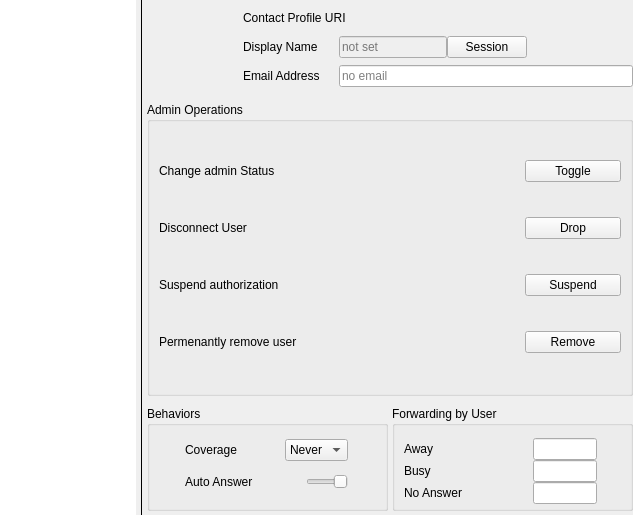
Qt form Desktop/phonebook.ui (dyfet/tycho_sipwitchqt) before a commit.
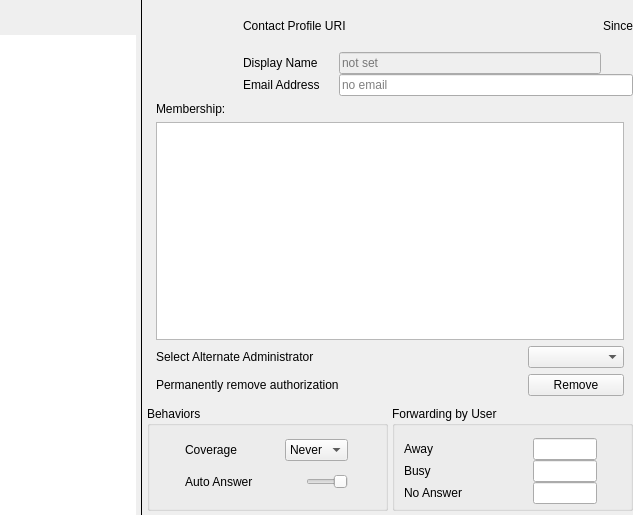
The same form after that commit. Icons and pictures are not drawn.

Commit message: session management

Patch:
```diff
--- a/Desktop/phonebook.ui
+++ b/Desktop/phonebook.ui
@@ -34,6 +34,39 @@
      <property name="spacing">
       <number>0</number>
      </property>
+     <item>
+      <layout class="QHBoxLayout" name="horizontalLayout_7">
+       <property name="spacing">
+        <number>0</number>
+       </property>
+       <item>
+        <widget class="QToolButton" name="logoButton">
+         <property name="styleSheet">
+          <string notr="true">border: none;</string>
+         </property>
+         <property name="text">
+          <string/>
+         </property>
+         <property name="iconSize">
+          <size>
+           <width>32</width>
+           <height>32</height>
+          </size>
+         </property>
+        </widget>
+       </item>
+       <item>
+        <widget class="QLabel" name="logoText">
+         <property name="text">
+          <string/>
+         </property>
+         <property name="wordWrap">
+          <bool>true</bool>
+         </property>
+        </widget>
+       </item>
+      </layout>
+     </item>
      <item>
       <widget class="QListView" name="contacts">
        <property name="sizePolicy">
@@ -250,10 +283,20 @@
                 </property>
                </spacer>
               </item>
+              <item>
+               <widget class="QLabel" name="since">
+                <property name="text">
+                 <string>Since</string>
+                </property>
+               </widget>
+              </item>
              </layout>
             </item>
             <item>
              <layout class="QHBoxLayout" name="horizontalLayout_4">
+              <property name="spacing">
+               <number>-1</number>
+              </property>
               <item>
                <widget class="QLabel" name="label_2">
                 <property name="minimumSize">
@@ -278,9 +321,15 @@
                 <property name="enabled">
                  <bool>false</bool>
                 </property>
+                <property name="sizePolicy">
+                 <sizepolicy hsizetype="Preferred" vsizetype="Fixed">
+                  <horstretch>0</horstretch>
+                  <verstretch>0</verstretch>
+                 </sizepolicy>
+                </property>
                 <property name="maximumSize">
                  <size>
-                  <width>160</width>
+                  <width>16777215</width>
                   <height>16777215</height>
                  </size>
                 </property>
@@ -294,39 +343,39 @@
               </item>
               <item>
                <widget class="QPushButton" name="sessionButton">
+                <property name="sizePolicy">
+                 <sizepolicy hsizetype="Fixed" vsizetype="Fixed">
+                  <horstretch>0</horstretch>
+                  <verstretch>0</verstretch>
+                 </sizepolicy>
+                </property>
                 <property name="minimumSize">
                  <size>
-                  <width>80</width>
-                  <height>0</height>
+                  <width>32</width>
+                  <height>22</height>
                  </size>
                 </property>
                 <property name="maximumSize">
                  <size>
-                  <width>80</width>
-                  <height>16777215</height>
+                  <width>32</width>
+                  <height>22</height>
                  </size>
                 </property>
                 <property name="toolTip">
                  <string>Connect to session</string>
                 </property>
                 <property name="text">
-                 <string>Session</string>
+                 <string/>
+                </property>
+                <property name="icon">
+                 <iconset resource="../Resources/desktop.qrc">
+                  <normaloff>:/icons/session.png</normaloff>:/icons/session.png</iconset>
+                </property>
+                <property name="flat">
+                 <bool>true</bool>
                 </property>
                </widget>
               </item>
-              <item>
-               <spacer name="horizontalSpacer_2">
-                <property name="orientation">
-                 <enum>Qt::Horizontal</enum>
-                </property>
-                <property name="sizeHint" stdset="0">
-                 <size>
-                  <width>40</width>
-                  <height>0</height>
-                 </size>
-                </property>
-               </spacer>
-              </item>
              </layout>
             </item>
             <item>
@@ -369,9 +418,12 @@
         <item>
          <widget class="QStackedWidget" name="profileStack">
           <property name="currentIndex">
-           <number>1</number>
+           <number>2</number>
           </property>
           <widget class="QWidget" name="blankPage">
+           <property name="styleSheet">
+            <string notr="true"/>
+           </property>
            <layout class="QVBoxLayout" name="verticalLayout_2"/>
           </widget>
           <widget class="QWidget" name="adminPage">
@@ -460,7 +512,7 @@
                <item row="3" column="0">
                 <widget class="QLabel" name="label_11">
                  <property name="text">
-                  <string>Permenantly remove user</string>
+                  <string>Permenantly remove authorization</string>
                  </property>
                 </widget>
                </item>
@@ -482,6 +534,91 @@
             </item>
            </layout>
           </widget>
+          <widget class="QWidget" name="memberPage">
+           <layout class="QVBoxLayout" name="verticalLayout_4">
+            <property name="topMargin">
+             <number>0</number>
+            </property>
+            <property name="bottomMargin">
+             <number>0</number>
+            </property>
+            <item>
+             <widget class="QLabel" name="label_14">
+              <property name="text">
+               <string>Membership:</string>
+              </property>
+             </widget>
+            </item>
+            <item>
+             <widget class="QListView" name="memberList">
+              <property name="mouseTracking">
+               <bool>true</bool>
+              </property>
+             </widget>
+            </item>
+            <item>
+             <widget class="QFrame" name="groupAdmin">
+              <property name="frameShape">
+               <enum>QFrame::NoFrame</enum>
+              </property>
+              <property name="frameShadow">
+               <enum>QFrame::Plain</enum>
+              </property>
+              <layout class="QGridLayout" name="gridLayout_4">
+               <property name="leftMargin">
+                <number>0</number>
+               </property>
+               <property name="topMargin">
+                <number>0</number>
+               </property>
+               <property name="rightMargin">
+                <number>0</number>
+               </property>
+               <property name="bottomMargin">
+                <number>0</number>
+               </property>
+               <item row="1" column="0">
+                <widget class="QLabel" name="label_12">
+                 <property name="text">
+                  <string>Permanently remove authorization</string>
+                 </property>
+                </widget>
+               </item>
+               <item row="1" column="1">
+                <widget class="QPushButton" name="removeGroup">
+                 <property name="maximumSize">
+                  <size>
+                   <width>96</width>
+                   <height>16777215</height>
+                  </size>
+                 </property>
+                 <property name="text">
+                  <string>Remove</string>
+                 </property>
+                </widget>
+               </item>
+               <item row="0" column="0">
+                <widget class="QLabel" name="label_13">
+                 <property name="text">
+                  <string>Select Alternate Administrator</string>
+                 </property>
+                </widget>
+               </item>
+               <item row="0" column="1">
+                <widget class="QComboBox" name="comboBox">
+                 <property name="maximumSize">
+                  <size>
+                   <width>16777215</width>
+                   <height>16777215</height>
+                  </size>
+                 </property>
+                </widget>
+               </item>
+              </layout>
+             </widget>
+            </item>
+           </layout>
+          </widget>
          </widget>
         </item>
         <item>
```
The commit also changes 52 other files.
